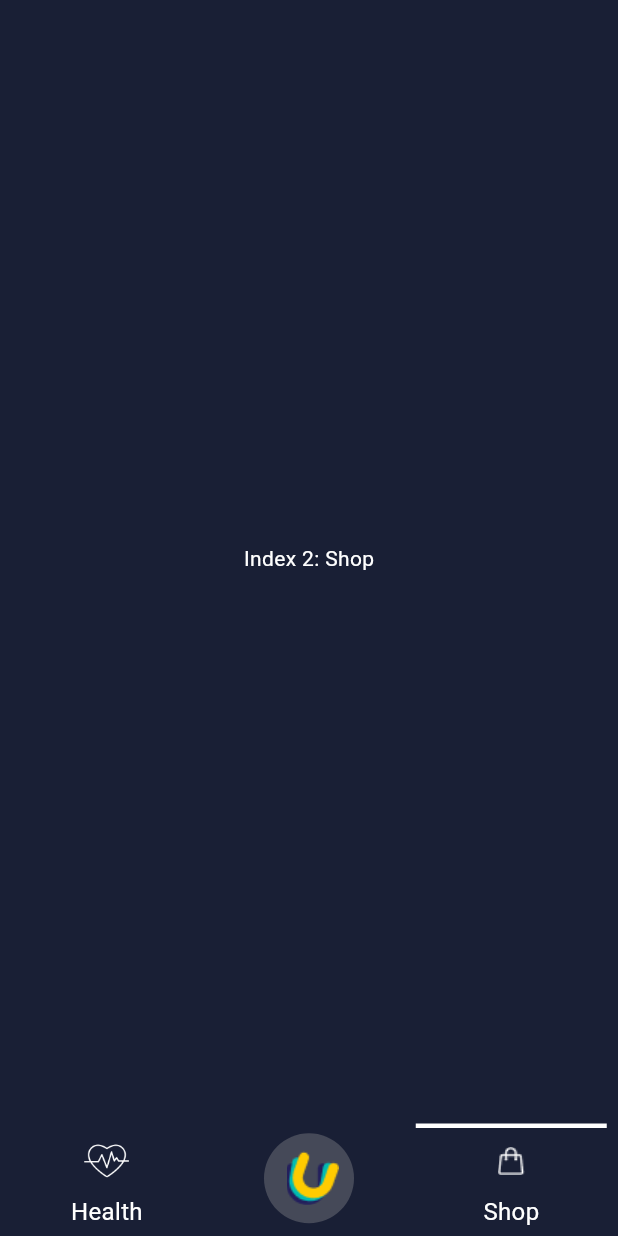
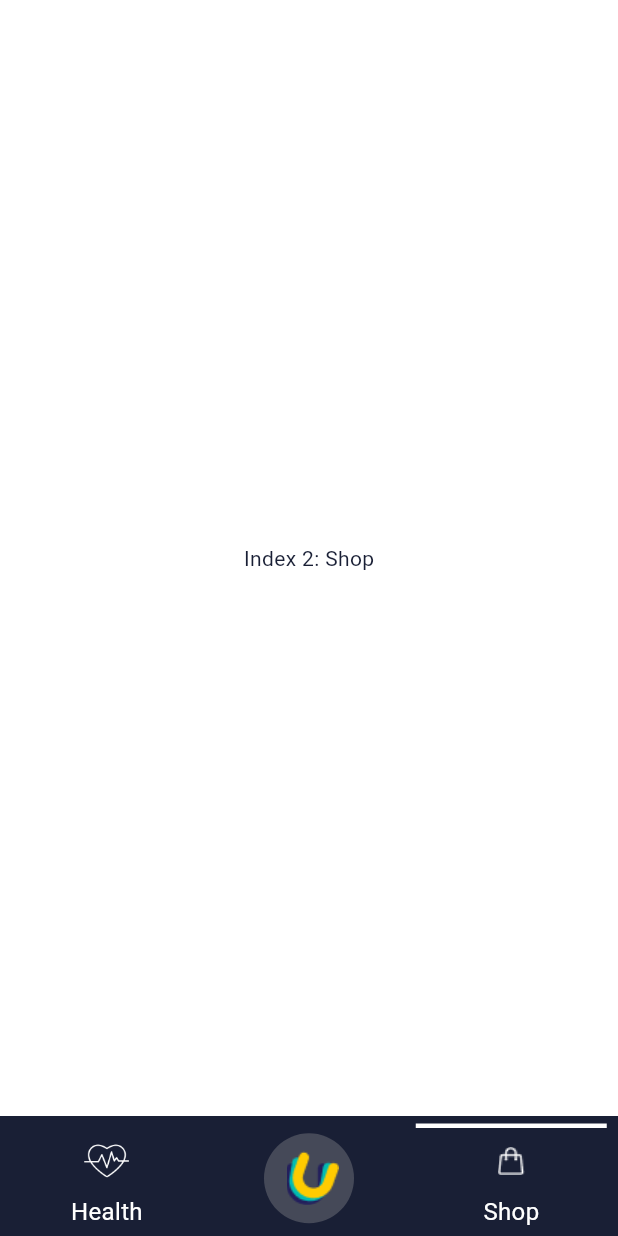
Before and after one commit to it-developer-ask/nav_splash_bloc, a Flutter app: the screen it shows after launch, item 3 of the bottom bar chosen, on a phone screen of 412 x 824 dp. Run offline on Flutter 3.47's test engine with Material 3 defaults, Android fonts, the phone set to English and light mode, and no system bars; our stand-ins replace flutter_bloc; missing offline and left inert: gradient_progress_indicator.

Commit message:
Fun Libraries Added

```diff
--- a/lib/presentation/main_home_navbar_screen/main_home_navbar_screen.dart
+++ b/lib/presentation/main_home_navbar_screen/main_home_navbar_screen.dart
@@ -1,8 +1,17 @@
 import 'package:nav_splash_bloc/presentation/custom_widgets/bottom_navbar_item.dart';
+import 'package:nav_splash_bloc/presentation/health_screen/health_screen.dart';
+import 'package:nav_splash_bloc/presentation/home_screen/home_screen.dart';
+import 'package:nav_splash_bloc/presentation/shop_screen/shop_screen.dart';
 import 'package:nav_splash_bloc/utils/app_colors.dart';
 import 'package:flutter_bloc/flutter_bloc.dart';
 import 'main_home_navbar_screen_bloc.dart';
 import 'package:flutter/material.dart';
+
+List<Widget> bottomNavScreen = <Widget>[
+  HealthScreen(),
+  HomeScreen(),
+  ShopScreen(),
+];
 
 class MainHomeNavbarScreen extends StatefulWidget {
   MainHomeNavbarScreen({Key? key}) : super(key: key);
@@ -14,21 +23,6 @@ class MainHomeNavbarScreen extends StatefulWidget {
 class _MyNavigationBarState extends State<MainHomeNavbarScreen> {
   @override
   Widget build(BuildContext context) {
-    List<Widget> bottomNavScreen = <Widget>[
-      Text(
-        'Index 0: Health',
-        style: TextStyle(color: Colors.white),
-      ),
-      Text(
-        'Index 1: Home',
-        style: TextStyle(color: Colors.white),
-      ),
-      Text(
-        'Index 2: Shop',
-        style: TextStyle(color: Colors.white),
-      ),
-    ];
-
     return BlocConsumer<MainHomeNavbarScreenBloc, MainHomeNavbarScreenState>(
       listener: (context, state) {},
       builder: (context, state) {
@@ -62,7 +56,7 @@ class _MyNavigationBarState extends State<MainHomeNavbarScreen> {
         ];
         return Scaffold(
           backgroundColor: AppColors.scaffoldBgColor,
-          body: Center(child: bottomNavScreen.elementAt(state.tabIndex)),
+          body: bottomNavScreen.elementAt(state.tabIndex),
           bottomNavigationBar: Container(
             height: 80,
             color: AppColors.navbarBgColor,
--- /dev/null
+++ b/lib/presentation/shop_screen/shop_screen.dart
@@ -0,0 +1,19 @@
+import 'package:nav_splash_bloc/utils/app_colors.dart';
+import 'package:flutter/material.dart';
+
+class ShopScreen extends StatelessWidget {
+  const ShopScreen({super.key});
+
+  @override
+  Widget build(BuildContext context) {
+    return Scaffold(
+      backgroundColor: AppColors.shopScaffoldBgColor,
+      body: Center(
+        child: Text(
+          'Index 2: Shop',
+          style: TextStyle(color: AppColors.shopScaffoldFgColor),
+        ),
+      ),
+    );
+  }
+}
--- a/lib/utils/app_colors.dart
+++ b/lib/utils/app_colors.dart
@@ -11,6 +11,8 @@ class AppColors {
   static const Color navbarBgColor = const Color(0xFF191F35);
   static const Color navbarMidBgColor = const Color(0xFF454958);
   static const Color navbarFgColor = const Color(0xFFFFFFFF);
+  static const Color shopScaffoldBgColor = const Color(0xFFFFFFFF);
+  static const Color shopScaffoldFgColor = const Color(0xFF191F35);
 
   static const Color singleLoopGradientColorLight = const Color(0xFFFDD721);
   static const Color singleLoopGradientColorDark = const Color(0xFF9F8403);
--- a/pubspec.yaml
+++ b/pubspec.yaml
@@ -13,6 +13,7 @@ dependencies:
 
   cupertino_icons: ^1.0.6
   flutter_bloc: ^8.1.6
+  gradient_progress_indicator: ^1.0.0+5 #Fun Library
 
 dev_dependencies:
   flutter_test:
```
Also changed, not shown: lib/presentation/health_screen/health_screen.dart (added, +33 -0 lines), lib/presentation/home_screen/home_screen.dart (added, +19 -0 lines), pubspec.lock.
